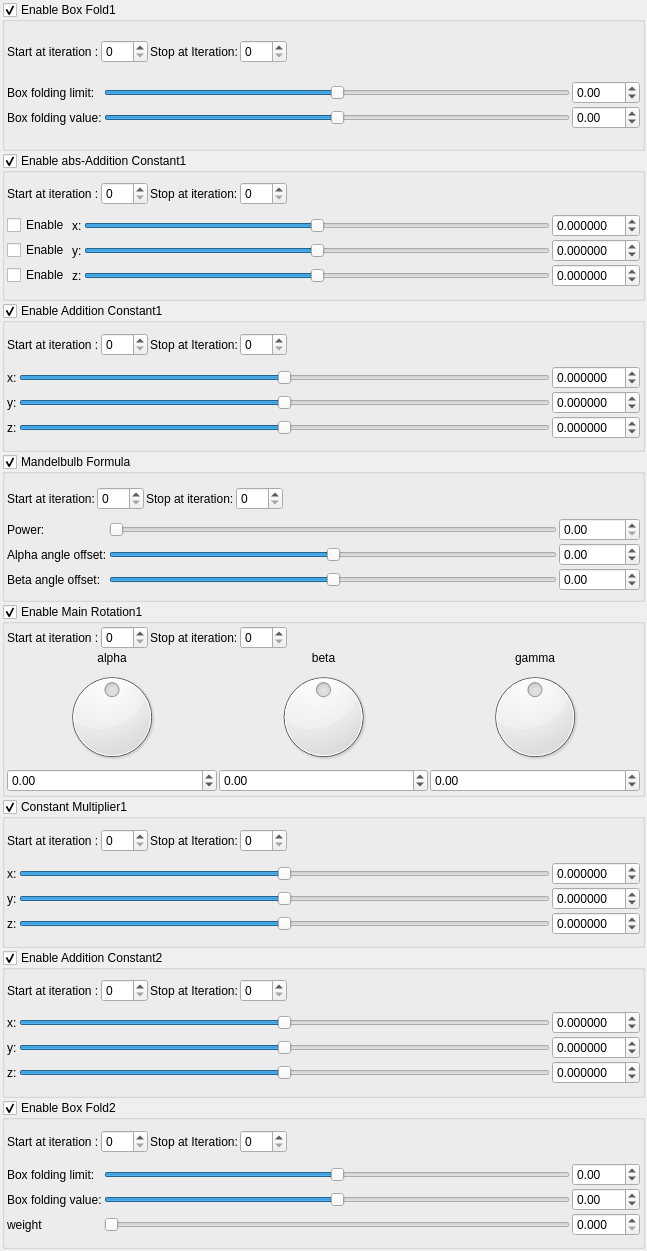
This is mandelbulber2/qt_data/fractal_mandelbulb5.ui in buddhi1980/mandelbulber2 as Qt 5 draws it before an edit. The edited form follows.
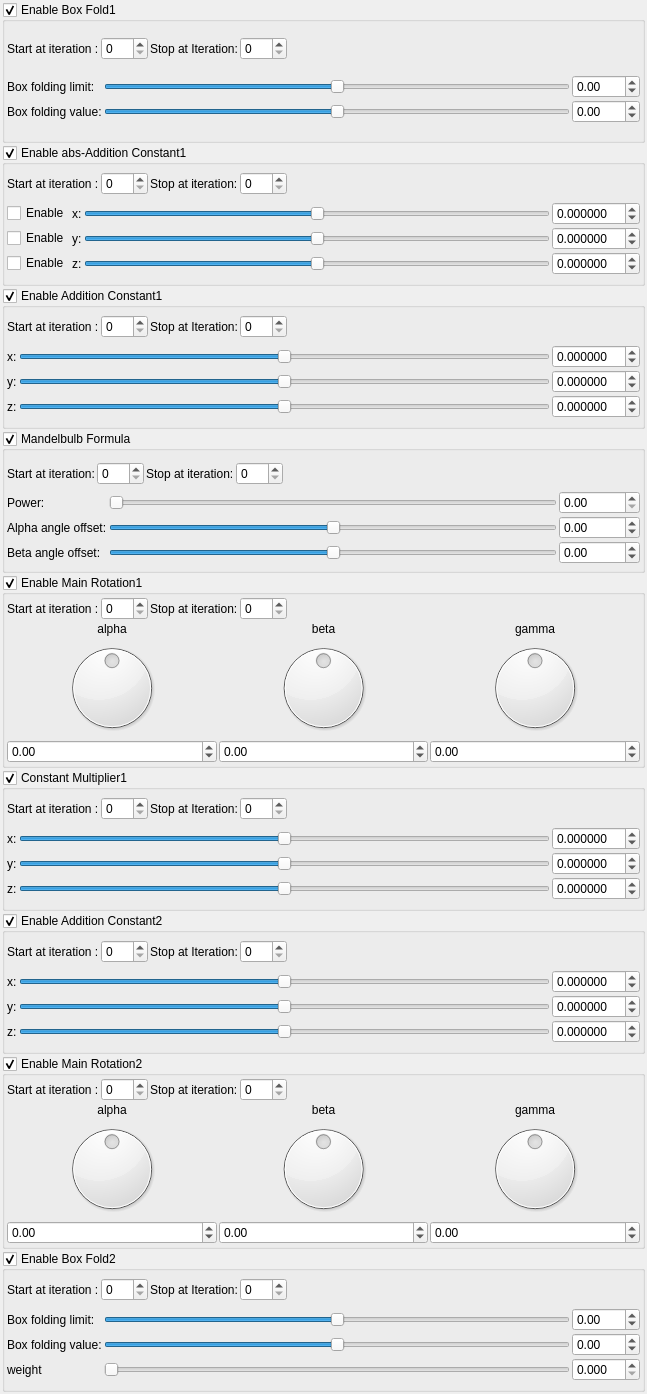
This is the edited form. Custom widgets are drawn as their Qt base class.

Patch:
```diff
--- a/mandelbulber2/qt_data/fractal_mandelbulb5.ui
+++ b/mandelbulber2/qt_data/fractal_mandelbulb5.ui
@@ -7,7 +7,7 @@
     <x>0</x>
     <y>0</y>
     <width>647</width>
-    <height>1251</height>
+    <height>1394</height>
    </rect>
   </property>
   <property name="windowTitle">
@@ -1773,6 +1773,250 @@
      </layout>
     </widget>
    </item>
+   <item>
+    <widget class="MyGroupBox" name="groupCheck_mandelbulb5_main_rotation2_enabled">
+     <property name="title">
+      <string>Enable Main Rotation2</string>
+     </property>
+     <property name="checkable">
+      <bool>true</bool>
+     </property>
+     <layout class="QVBoxLayout" name="verticalLayout_15" stretch="0,0">
+      <property name="spacing">
+       <number>2</number>
+      </property>
+      <property name="leftMargin">
+       <number>2</number>
+      </property>
+      <property name="topMargin">
+       <number>2</number>
+      </property>
+      <property name="rightMargin">
+       <number>2</number>
+      </property>
+      <property name="bottomMargin">
+       <number>2</number>
+      </property>
+      <item>
+       <layout class="QGridLayout" name="gridLayout_20">
+        <item row="0" column="1">
+         <widget class="MySpinBox" name="spinboxInt_mandelbulb5_main_rotation2_start_iterations">
+          <property name="sizePolicy">
+           <sizepolicy hsizetype="Minimum" vsizetype="Maximum">
+            <horstretch>0</horstretch>
+            <verstretch>0</verstretch>
+           </sizepolicy>
+          </property>
+          <property name="maximum">
+           <number>250</number>
+          </property>
+         </widget>
+        </item>
+        <item row="0" column="3">
+         <widget class="MySpinBox" name="spinboxInt_mandelbulb5_main_rotation2_stop_iterations">
+          <property name="sizePolicy">
+           <sizepolicy hsizetype="Minimum" vsizetype="Maximum">
+            <horstretch>0</horstretch>
+            <verstretch>0</verstretch>
+           </sizepolicy>
+          </property>
+          <property name="maximum">
+           <number>250</number>
+          </property>
+         </widget>
+        </item>
+        <item row="0" column="0">
+         <widget class="QLabel" name="label_30">
+          <property name="text">
+           <string>Start at iteration :</string>
+          </property>
+         </widget>
+        </item>
+        <item row="0" column="2">
+         <widget class="QLabel" name="label_31">
+          <property name="text">
+           <string>Stop at iteration:</string>
+          </property>
+         </widget>
+        </item>
+        <item row="0" column="4">
+         <spacer name="horizontalSpacer_10">
+          <property name="orientation">
+           <enum>Qt::Horizontal</enum>
+          </property>
+          <property name="sizeHint" stdset="0">
+           <size>
+            <width>40</width>
+            <height>20</height>
+           </size>
+          </property>
+         </spacer>
+        </item>
+       </layout>
+      </item>
+      <item>
+       <layout class="QGridLayout" name="gridLayout_21">
+        <property name="spacing">
+         <number>2</number>
+        </property>
+        <item row="0" column="2">
+         <widget class="QLabel" name="label_40">
+          <property name="text">
+           <string>gamma</string>
+          </property>
+          <property name="alignment">
+           <set>Qt::AlignCenter</set>
+          </property>
+         </widget>
+        </item>
+        <item row="0" column="1">
+         <widget class="QLabel" name="label_41">
+          <property name="text">
+           <string>beta</string>
+          </property>
+          <property name="alignment">
+           <set>Qt::AlignCenter</set>
+          </property>
+         </widget>
+        </item>
+        <item row="0" column="0">
+         <widget class="QLabel" name="label_42">
+          <property name="text">
+           <string>alpha</string>
+          </property>
+          <property name="alignment">
+           <set>Qt::AlignCenter</set>
+          </property>
+         </widget>
+        </item>
+        <item row="1" column="1">
+         <widget class="QDial" name="dial3_mandelbulb5_main_rotation2_y">
+          <property name="minimum">
+           <number>-18000</number>
+          </property>
+          <property name="maximum">
+           <number>18000</number>
+          </property>
+          <property name="wrapping">
+           <bool>true</bool>
+          </property>
+         </widget>
+        </item>
+        <item row="1" column="2">
+         <widget class="QDial" name="dial3_mandelbulb5_main_rotation2_z">
+          <property name="minimum">
+           <number>-18000</number>
+          </property>
+          <property name="maximum">
+           <number>18000</number>
+          </property>
+          <property name="wrapping">
+           <bool>true</bool>
+          </property>
+         </widget>
+        </item>
+        <item row="2" column="0">
+         <widget class="MyDoubleSpinBox" name="spinboxd3_mandelbulb5_main_rotation2_x">
+          <property name="sizePolicy">
+           <sizepolicy hsizetype="Minimum" vsizetype="Maximum">
+            <horstretch>0</horstretch>
+            <verstretch>0</verstretch>
+           </sizepolicy>
+          </property>
+          <property name="prefix">
+           <string/>
+          </property>
+          <property name="suffix">
+           <string/>
+          </property>
+          <property name="decimals">
+           <number>2</number>
+          </property>
+          <property name="minimum">
+           <double>-180.000000000000000</double>
+          </property>
+          <property name="maximum">
+           <double>180.000000000000000</double>
+          </property>
+          <property name="singleStep">
+           <double>1.000000000000000</double>
+          </property>
+         </widget>
+        </item>
+        <item row="1" column="0">
+         <widget class="QDial" name="dial3_mandelbulb5_main_rotation2_x">
+          <property name="minimum">
+           <number>-18000</number>
+          </property>
+          <property name="maximum">
+           <number>18000</number>
+          </property>
+          <property name="wrapping">
+           <bool>true</bool>
+          </property>
+         </widget>
+        </item>
+        <item row="2" column="2">
+         <widget class="MyDoubleSpinBox" name="spinboxd3_mandelbulb5_main_rotation2_z">
+          <property name="sizePolicy">
+           <sizepolicy hsizetype="Minimum" vsizetype="Maximum">
+            <horstretch>0</horstretch>
+            <verstretch>0</verstretch>
+           </sizepolicy>
+          </property>
+          <property name="prefix">
+           <string/>
+          </property>
+          <property name="suffix">
+           <string/>
+          </property>
+          <property name="decimals">
+           <number>2</number>
+          </property>
+          <property name="minimum">
+           <double>-180.000000000000000</double>
+          </property>
+          <property name="maximum">
+           <double>180.000000000000000</double>
+          </property>
+          <property name="singleStep">
+           <double>1.000000000000000</double>
+          </property>
+         </widget>
+        </item>
+        <item row="2" column="1">
+         <widget class="MyDoubleSpinBox" name="spinboxd3_mandelbulb5_main_rotation2_y">
+          <property name="sizePolicy">
+           <sizepolicy hsizetype="Minimum" vsizetype="Maximum">
+            <horstretch>0</horstretch>
+            <verstretch>0</verstretch>
+           </sizepolicy>
+          </property>
+          <property name="prefix">
+           <string/>
+          </property>
+          <property name="suffix">
+           <string/>
+          </property>
+          <property name="decimals">
+           <number>2</number>
+          </property>
+          <property name="minimum">
+           <double>-180.000000000000000</double>
+          </property>
+          <property name="maximum">
+           <double>180.000000000000000</double>
+          </property>
+          <property name="singleStep">
+           <double>1.000000000000000</double>
+          </property>
+         </widget>
+        </item>
+       </layout>
+      </item>
+     </layout>
+    </widget>
+   </item>
    <item>
     <widget class="MyGroupBox" name="groupCheck_mandelbulb5_box_fold2_enabled">
      <property name="title">
```
